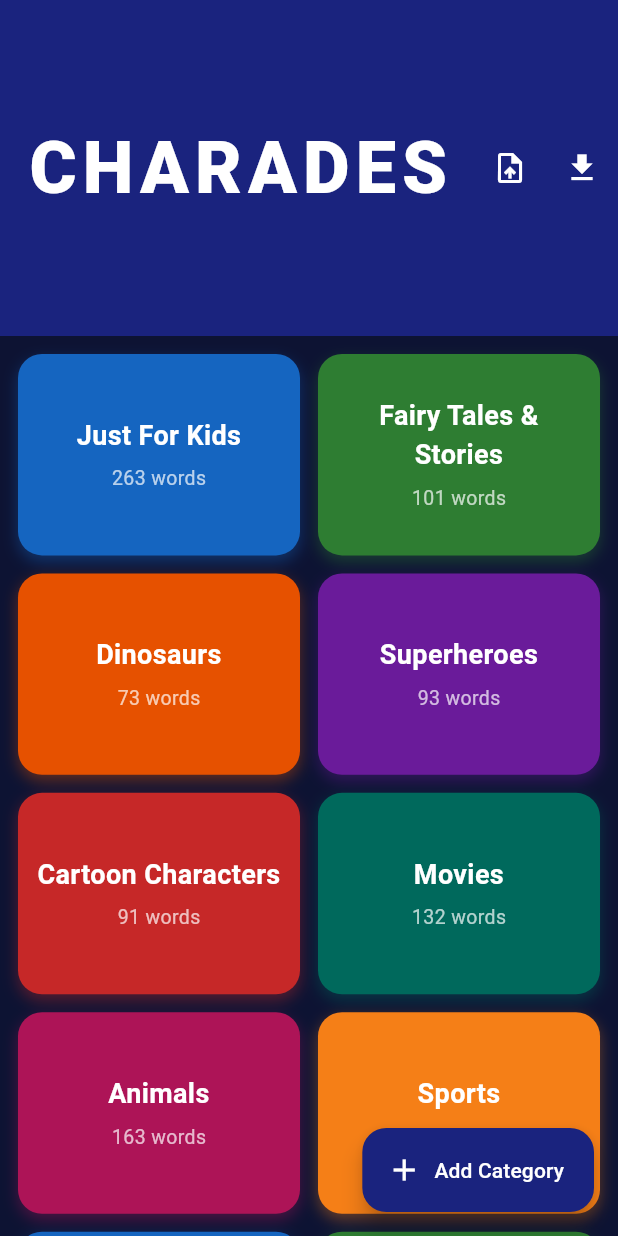
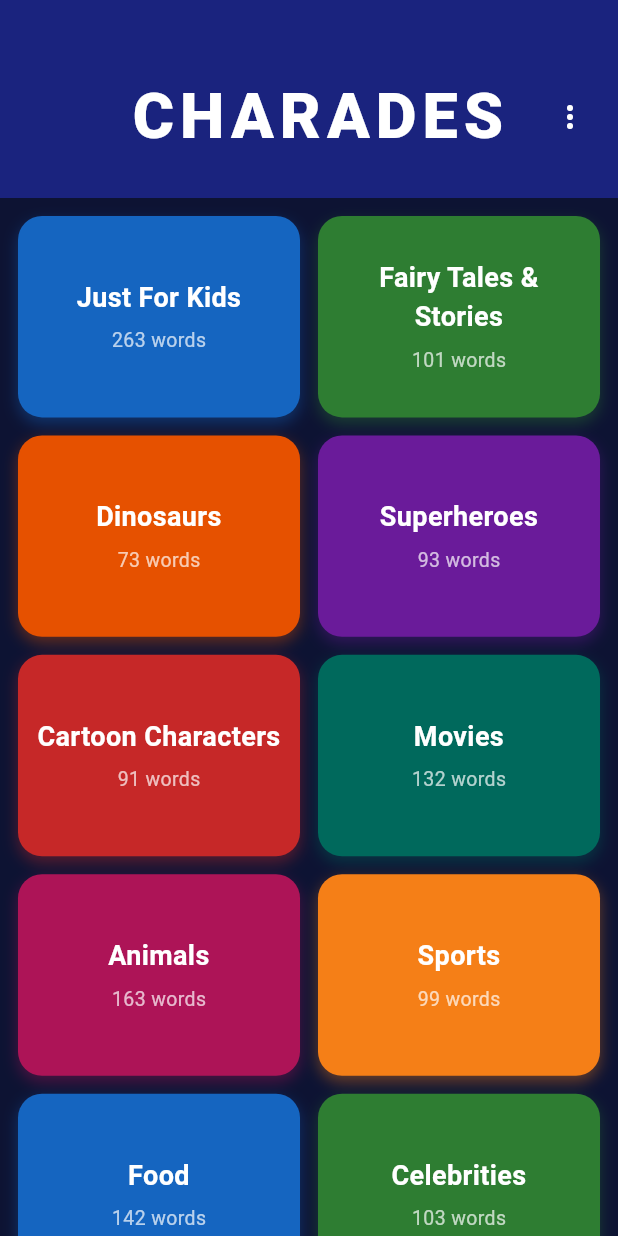
Before and after one commit to brimmasch/charades, a Flutter app: the ResultsScreen screen opened directly with sample values from the repository, after a tap on "Categories", on a phone screen of 412 x 824 dp. Run offline on Flutter 3.47's test engine with Material 3 defaults, Android fonts, the phone set to English and light mode, and no system bars; our stand-ins replace file_picker, sensors_plus, share_plus, shared_preferences, wakelock_plus; missing offline and left inert: dart:html, proximity_sensor; accounts and stored records are empty.

Commit message:
Fix build config, improve results/history UI, and tidy categories screen
- Raise compileSdk to 36, ndkVersion to 27.0.12077973, minSdk to 23 to satisfy plugin requirements
- Results and history detail screens: landscape header now uses centered score with flanking info chips (words count left, duration right); remove redundant footer score label
- Categories screen: CHARADES header scrolls with content, centered title with ⋮ menu (add/import/export); remove FAB
- Lower Dart SDK constraint to ^3.7.2 and flutter_lints to ^5.0.0 to match installed toolchain
- Note in README that preset word lists are AI-generated and unplay-tested

```diff
--- a/lib/screens/categories_screen.dart
+++ b/lib/screens/categories_screen.dart
@@ -193,14 +193,18 @@ class _CategoriesScreenState extends State<CategoriesScreen> {
   Widget build(BuildContext context) {
     return Scaffold(
       backgroundColor: const Color(0xFF0D1333),
-      appBar: PreferredSize(
-        preferredSize: const Size.fromHeight(224),
-        child: AppBar(
-          backgroundColor: const Color(0xFF1A237E),
-          toolbarHeight: 224,
-          elevation: 0,
-          centerTitle: true,
-          title: GestureDetector(
+      body: _loading
+          ? const Center(child: CircularProgressIndicator(color: Colors.white))
+          : CustomScrollView(
+              slivers: [
+                SliverToBoxAdapter(
+                  child: Container(
+                    color: const Color(0xFF1A237E),
+                    padding: const EdgeInsets.fromLTRB(20, 48, 8, 24),
+                    child: Stack(
+                      alignment: Alignment.center,
+                      children: [
+                        GestureDetector(
                           onLongPress: _resetAll,
                           child: const Text(
                             'CHARADES',
@@ -208,28 +212,30 @@ class _CategoriesScreenState extends State<CategoriesScreen> {
                               color: Colors.white,
                               letterSpacing: 4,
                               fontWeight: FontWeight.w900,
-                fontSize: 48,
+                              fontSize: 42,
                             ),
                           ),
                         ),
-          actions: [
-            IconButton(
-              icon: const Icon(Icons.upload_file, color: Colors.white),
-              tooltip: 'Import categories',
-              onPressed: _import,
+                        Positioned(
+                          right: 0,
+                          child: PopupMenuButton<String>(
+                            icon: const Icon(Icons.more_vert, color: Colors.white),
+                            onSelected: (value) {
+                              if (value == 'add') _openEditor(null);
+                              if (value == 'import') _import();
+                              if (value == 'export') _exportAll();
+                            },
+                            itemBuilder: (_) => const [
+                              PopupMenuItem(value: 'add', child: Text('Add category')),
+                              PopupMenuItem(value: 'import', child: Text('Import categories')),
+                              PopupMenuItem(value: 'export', child: Text('Export categories')),
+                            ],
                           ),
-            IconButton(
-              icon: const Icon(Icons.download, color: Colors.white),
-              tooltip: 'Export categories',
-              onPressed: _exportAll,
                         ),
                       ],
                     ),
                   ),
-      body: _loading
-          ? const Center(child: CircularProgressIndicator(color: Colors.white))
-          : CustomScrollView(
-              slivers: [
+                ),
                 SliverPadding(
                   padding: const EdgeInsets.all(12),
                   sliver: SliverGrid(
@@ -298,12 +304,6 @@ class _CategoriesScreenState extends State<CategoriesScreen> {
                 ],
               ],
             ),
-      floatingActionButton: FloatingActionButton.extended(
-        backgroundColor: const Color(0xFF1A237E),
-        icon: const Icon(Icons.add, color: Colors.white),
-        label: const Text('Add Category', style: TextStyle(color: Colors.white)),
-        onPressed: () => _openEditor(null),
-      ),
     );
   }
 }
--- a/lib/screens/results_screen.dart
+++ b/lib/screens/results_screen.dart
@@ -2,6 +2,23 @@ import 'package:flutter/material.dart';
 import '../models/category.dart';
 import '../models/word_result.dart';
 import 'game_setup_screen.dart';
+
+class _InfoChip extends StatelessWidget {
+  final String label;
+  const _InfoChip(this.label);
+
+  @override
+  Widget build(BuildContext context) {
+    return Container(
+      padding: const EdgeInsets.symmetric(horizontal: 14, vertical: 6),
+      decoration: BoxDecoration(
+        color: Colors.white12,
+        borderRadius: BorderRadius.circular(20),
+      ),
+      child: Text(label, style: const TextStyle(color: Colors.white70, fontSize: 14)),
+    );
+  }
+}
 
 String _formatDuration(int seconds) {
   if (seconds < 60) return '$seconds sec';
@@ -26,6 +43,7 @@ class ResultsScreen extends StatelessWidget {
 
   @override
   Widget build(BuildContext context) {
+    final isLandscape = MediaQuery.of(context).orientation == Orientation.landscape;
     return PopScope(
       canPop: false,
       child: Scaffold(
@@ -36,26 +54,46 @@ class ResultsScreen extends StatelessWidget {
               // Score header
               Container(
                 width: double.infinity,
-                padding: const EdgeInsets.symmetric(vertical: 24),
+                padding: EdgeInsets.symmetric(vertical: isLandscape ? 8 : 24),
                 color: const Color(0xFF1A237E),
-                child: Column(
+                child: isLandscape
+                    ? Row(
+                        children: [
+                          Expanded(
+                            child: Center(
+                              child: _InfoChip(
+                                '${results.where((r) => r.gotIt).length} of ${results.length} words',
+                              ),
+                            ),
+                          ),
+                          Column(
+                            mainAxisSize: MainAxisSize.min,
+                            children: [
+                              const Text('FINAL SCORE', style: TextStyle(color: Colors.white60, fontSize: 13, letterSpacing: 3)),
+                              Text('$score', style: const TextStyle(color: Colors.white, fontSize: 52, fontWeight: FontWeight.w900)),
+                            ],
+                          ),
+                          Expanded(
+                            child: Center(
+                              child: gameDuration != null
+                                  ? _InfoChip(_formatDuration(gameDuration!))
+                                  : const SizedBox.shrink(),
+                            ),
+                          ),
+                        ],
+                      )
+                    : Column(
                         children: [
                           const Text('FINAL SCORE', style: TextStyle(color: Colors.white60, fontSize: 16, letterSpacing: 3)),
                           const SizedBox(height: 8),
-                    Text(
-                      '$score',
-                      style: const TextStyle(color: Colors.white, fontSize: 72, fontWeight: FontWeight.w900),
-                    ),
+                          Text('$score', style: const TextStyle(color: Colors.white, fontSize: 72, fontWeight: FontWeight.w900)),
                           Text(
                             '${results.where((r) => r.gotIt).length} of ${results.length} words',
                             style: const TextStyle(color: Colors.white60, fontSize: 15),
                           ),
                           if (gameDuration != null) ...[
                             const SizedBox(height: 4),
-                      Text(
-                        _formatDuration(gameDuration!),
-                        style: const TextStyle(color: Colors.white38, fontSize: 13),
-                      ),
+                            Text(_formatDuration(gameDuration!), style: const TextStyle(color: Colors.white38, fontSize: 13)),
                           ],
                         ],
                       ),
@@ -98,22 +136,17 @@ class ResultsScreen extends StatelessWidget {
 
               // Score footer + buttons
               Container(
-                padding: const EdgeInsets.all(20),
+                padding: EdgeInsets.all(isLandscape ? 12 : 20),
                 color: const Color(0xFF1A237E),
                 child: Column(
                   children: [
-                    Text(
-                      'Score: $score',
-                      style: const TextStyle(color: Colors.white, fontSize: 24, fontWeight: FontWeight.bold),
-                    ),
-                    const SizedBox(height: 16),
                     Row(
                       children: [
                         Expanded(
                           child: OutlinedButton.icon(
                             style: OutlinedButton.styleFrom(
                               side: const BorderSide(color: Colors.white54),
-                              padding: const EdgeInsets.symmetric(vertical: 14),
+                              padding: EdgeInsets.symmetric(vertical: isLandscape ? 8 : 14),
                             ),
                             icon: const Icon(Icons.grid_view, color: Colors.white70),
                             label: const Text('Categories', style: TextStyle(color: Colors.white70, fontSize: 16)),
@@ -125,7 +158,7 @@ class ResultsScreen extends StatelessWidget {
                           child: ElevatedButton.icon(
                             style: ElevatedButton.styleFrom(
                               backgroundColor: Colors.greenAccent,
-                              padding: const EdgeInsets.symmetric(vertical: 14),
+                              padding: EdgeInsets.symmetric(vertical: isLandscape ? 8 : 14),
                             ),
                             icon: const Icon(Icons.replay, color: Colors.black87),
                             label: const Text('Play Again', style: TextStyle(color: Colors.black87, fontSize: 16, fontWeight: FontWeight.bold)),
--- a/pubspec.yaml
+++ b/pubspec.yaml
@@ -4,7 +4,7 @@ publish_to: 'none'
 version: 1.0.0+1
 
 environment:
-  sdk: ^3.11.1
+  sdk: ^3.7.2
 
 dependencies:
   flutter:
@@ -22,7 +22,7 @@ dependencies:
 dev_dependencies:
   flutter_test:
     sdk: flutter
-  flutter_lints: ^6.0.0
+  flutter_lints: ^5.0.0
 
 flutter:
   uses-material-design: true
```
Also changed, not shown: lib/screens/history_detail_screen.dart (+53 -11 lines), pubspec.lock, 2 other files. Lines whose indentation alone changed are shown as unchanged.
